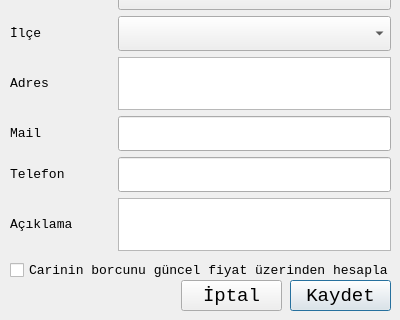
This is yenicarikartdialog.ui in mamoo81/bhss as Qt 5 draws it before an edit; both pictures show x 0 to 400 and y 240 to 560 of the 400 by 560 pixel window. The edited form follows.
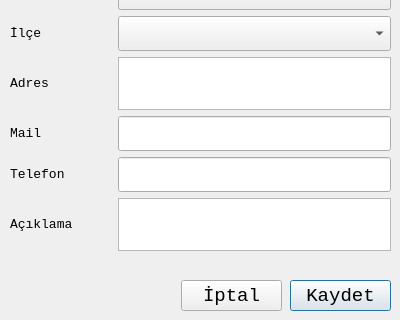
This is the edited form. Icons and pictures are not drawn.

What changed in the file:
```diff
--- a/yenicarikartdialog.ui
+++ b/yenicarikartdialog.ui
@@ -417,25 +417,6 @@
     </item>
    </layout>
   </widget>
-  <widget class="QCheckBox" name="guncelFiyatcheckBox">
-   <property name="geometry">
-    <rect>
-     <x>10</x>
-     <y>500</y>
-     <width>401</width>
-     <height>21</height>
-    </rect>
-   </property>
-   <property name="font">
-    <font>
-     <family>Monospace</family>
-     <pointsize>10</pointsize>
-    </font>
-   </property>
-   <property name="text">
-    <string>Carinin borcunu güncel fiyat üzerinden hesapla</string>
-   </property>
-  </widget>
  </widget>
  <tabstops>
   <tabstop>CariTipicomboBox</tabstop>
```
